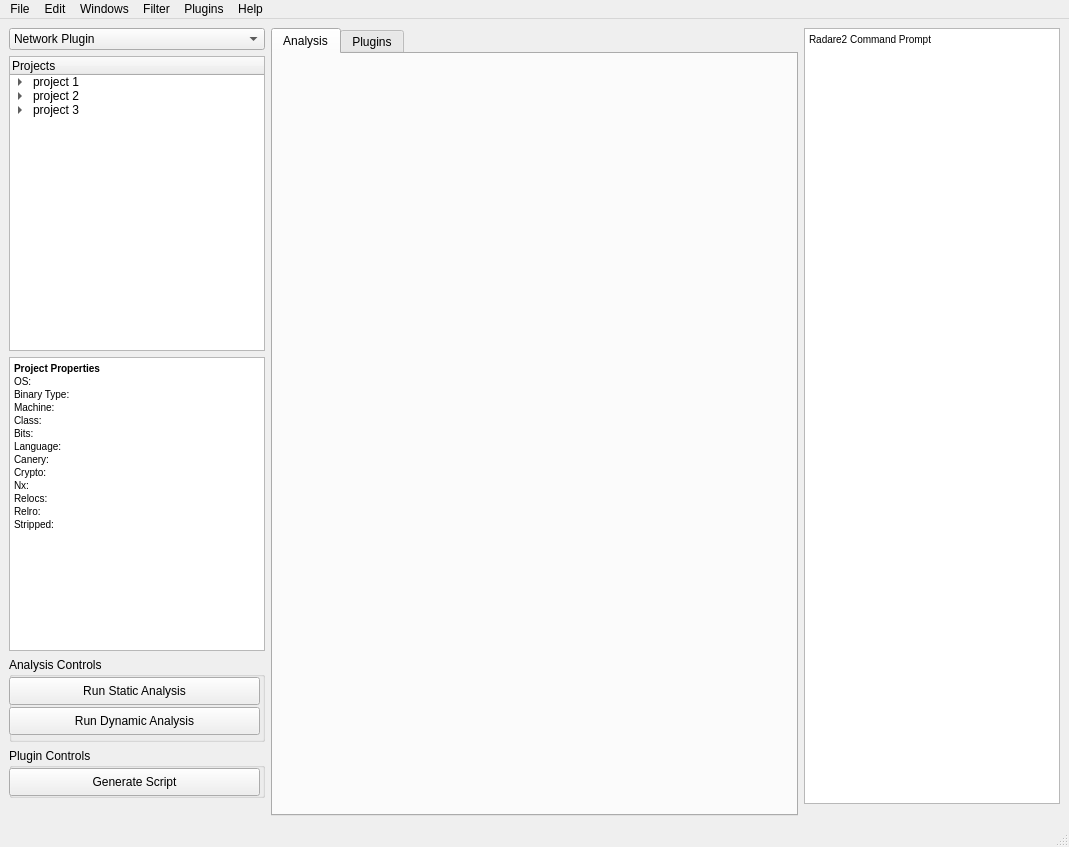
Qt form GUI/BATT5_Experimental_GUI.ui (adalio0/BATT5) before a commit.
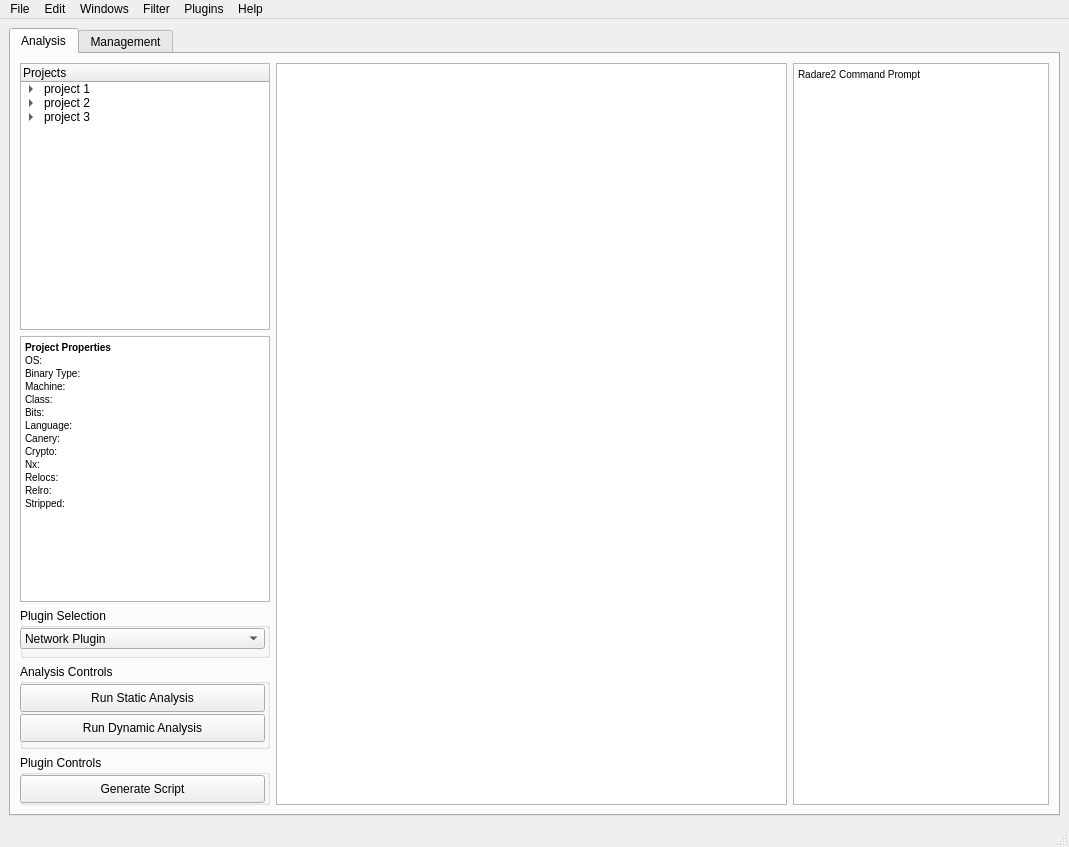
The same form after that commit.

Commit message: [#1] Updated Analysis tab, need to work on Management tab

Diff of the .ui file:
```diff
--- a/GUI/BATT5_Experimental_GUI.ui
+++ b/GUI/BATT5_Experimental_GUI.ui
@@ -15,45 +15,6 @@
   </property>
   <widget class="QWidget" name="centralwidget">
    <layout class="QGridLayout" name="gridLayout">
-    <item row="3" column="0">
-     <widget class="QGroupBox" name="groupBox">
-      <property name="minimumSize">
-       <size>
-        <width>0</width>
-        <height>85</height>
-       </size>
-      </property>
-      <property name="title">
-       <string>Analysis Controls</string>
-      </property>
-      <widget class="QPushButton" name="staticAnalysisButton">
-       <property name="geometry">
-        <rect>
-         <x>0</x>
-         <y>20</y>
-         <width>251</width>
-         <height>28</height>
-        </rect>
-       </property>
-       <property name="text">
-        <string>Run Static Analysis</string>
-       </property>
-      </widget>
-      <widget class="QPushButton" name="DynamicAnalysisButton">
-       <property name="geometry">
-        <rect>
-         <x>0</x>
-         <y>50</y>
-         <width>251</width>
-         <height>28</height>
-        </rect>
-       </property>
-       <property name="text">
-        <string>Run Dynamic Analysis</string>
-       </property>
-      </widget>
-     </widget>
-    </item>
     <item row="0" column="1" rowspan="8">
      <widget class="QTabWidget" name="tabWidget">
       <property name="currentIndex">
@@ -63,27 +24,25 @@
        <attribute name="title">
         <string>Analysis</string>
        </attribute>
-      </widget>
-      <widget class="QWidget" name="plugins">
-       <attribute name="title">
-        <string>Plugins</string>
-       </attribute>
-      </widget>
-     </widget>
-    </item>
-    <item row="0" column="2" rowspan="6" alignment="Qt::AlignRight">
-     <widget class="QTextEdit" name="textEdit">
-      <property name="html">
-       <string>&lt;!DOCTYPE HTML PUBLIC &quot;-//W3C//DTD HTML 4.0//EN&quot; &quot;http://www.w3.org/TR/REC-html40/strict.dtd&quot;&gt;
-&lt;html&gt;&lt;head&gt;&lt;meta name=&quot;qrichtext&quot; content=&quot;1&quot; /&gt;&lt;style type=&quot;text/css&quot;&gt;
-p, li { white-space: pre-wrap; }
-&lt;/style&gt;&lt;/head&gt;&lt;body style=&quot; font-family:'MS Shell Dlg 2'; font-size:7.8pt; font-weight:400; font-style:normal;&quot;&gt;
-&lt;p style=&quot; margin-top:0px; margin-bottom:0px; margin-left:0px; margin-right:0px; -qt-block-indent:0; text-indent:0px;&quot;&gt;Radare2 Command Prompt&lt;/p&gt;&lt;/body&gt;&lt;/html&gt;</string>
-      </property>
-     </widget>
-    </item>
-    <item row="1" column="0" alignment="Qt::AlignLeft">
+       <layout class="QHBoxLayout" name="horizontalLayout_2">
+        <item>
+         <layout class="QHBoxLayout" name="horizontalLayout_3">
+          <item>
+           <layout class="QVBoxLayout" name="verticalLayout">
+            <item alignment="Qt::AlignLeft">
      <widget class="QTreeWidget" name="projectNavigator">
+              <property name="minimumSize">
+               <size>
+                <width>250</width>
+                <height>0</height>
+               </size>
+              </property>
+              <property name="maximumSize">
+               <size>
+                <width>250</width>
+                <height>16777215</height>
+               </size>
+              </property>
       <column>
        <property name="text">
         <string>Projects</string>
@@ -121,27 +80,20 @@
       </item>
      </widget>
     </item>
-    <item row="0" column="0">
-     <widget class="QComboBox" name="comboBox">
-      <item>
-       <property name="text">
-        <string>Network Plugin</string>
-       </property>
-      </item>
-      <item>
-       <property name="text">
-        <string>Encryption Plugin</string>
-       </property>
-      </item>
-      <item>
-       <property name="text">
-        <string>Graph Plugin</string>
-       </property>
-      </item>
-     </widget>
-    </item>
-    <item row="2" column="0" alignment="Qt::AlignLeft">
+            <item alignment="Qt::AlignLeft">
      <widget class="QTextBrowser" name="textBrowser">
+              <property name="minimumSize">
+               <size>
+                <width>250</width>
+                <height>0</height>
+               </size>
+              </property>
+              <property name="maximumSize">
+               <size>
+                <width>250</width>
+                <height>16777215</height>
+               </size>
+              </property>
       <property name="html">
        <string>&lt;!DOCTYPE HTML PUBLIC &quot;-//W3C//DTD HTML 4.0//EN&quot; &quot;http://www.w3.org/TR/REC-html40/strict.dtd&quot;&gt;
 &lt;html&gt;&lt;head&gt;&lt;meta name=&quot;qrichtext&quot; content=&quot;1&quot; /&gt;&lt;style type=&quot;text/css&quot;&gt;
@@ -163,14 +115,121 @@
       </property>
      </widget>
     </item>
-    <item row="4" column="0">
+            <item>
+             <widget class="QGroupBox" name="groupBox_3">
+              <property name="minimumSize">
+               <size>
+                <width>250</width>
+                <height>50</height>
+               </size>
+              </property>
+              <property name="maximumSize">
+               <size>
+                <width>250</width>
+                <height>16777215</height>
+               </size>
+              </property>
+              <property name="title">
+               <string>Plugin Selection</string>
+              </property>
+              <widget class="QComboBox" name="comboBox">
+               <property name="geometry">
+                <rect>
+                 <x>0</x>
+                 <y>20</y>
+                 <width>245</width>
+                 <height>21</height>
+                </rect>
+               </property>
+               <property name="minimumSize">
+                <size>
+                 <width>245</width>
+                 <height>0</height>
+                </size>
+               </property>
+               <property name="maximumSize">
+                <size>
+                 <width>245</width>
+                 <height>16777215</height>
+                </size>
+               </property>
+               <item>
+                <property name="text">
+                 <string>Network Plugin</string>
+                </property>
+               </item>
+               <item>
+                <property name="text">
+                 <string>Encryption Plugin</string>
+                </property>
+               </item>
+               <item>
+                <property name="text">
+                 <string>Graph Plugin</string>
+                </property>
+               </item>
+              </widget>
+             </widget>
+            </item>
+            <item alignment="Qt::AlignLeft">
+             <widget class="QGroupBox" name="groupBox">
+              <property name="minimumSize">
+               <size>
+                <width>250</width>
+                <height>85</height>
+               </size>
+              </property>
+              <property name="maximumSize">
+               <size>
+                <width>250</width>
+                <height>16777215</height>
+               </size>
+              </property>
+              <property name="title">
+               <string>Analysis Controls</string>
+              </property>
+              <widget class="QPushButton" name="staticAnalysisButton">
+               <property name="geometry">
+                <rect>
+                 <x>0</x>
+                 <y>20</y>
+                 <width>245</width>
+                 <height>28</height>
+                </rect>
+               </property>
+               <property name="text">
+                <string>Run Static Analysis</string>
+               </property>
+              </widget>
+              <widget class="QPushButton" name="DynamicAnalysisButton">
+               <property name="geometry">
+                <rect>
+                 <x>0</x>
+                 <y>50</y>
+                 <width>245</width>
+                 <height>28</height>
+                </rect>
+               </property>
+               <property name="text">
+                <string>Run Dynamic Analysis</string>
+               </property>
+              </widget>
+             </widget>
+            </item>
+            <item>
      <widget class="QGroupBox" name="groupBox_2">
       <property name="minimumSize">
        <size>
-        <width>0</width>
+                <width>250</width>
         <height>50</height>
        </size>
       </property>
+              <property name="maximumSize">
+               <size>
+                <width>250</width>
+                <height>16777215</height>
+               </size>
+              </property>
       <property name="title">
        <string>Plugin Controls</string>
       </property>
@@ -179,13 +238,48 @@
         <rect>
          <x>0</x>
          <y>20</y>
-         <width>251</width>
+                 <width>245</width>
          <height>28</height>
         </rect>
        </property>
        <property name="text">
         <string>Generate Script</string>
        </property>
+              </widget>
+             </widget>
+            </item>
+           </layout>
+          </item>
+         </layout>
+        </item>
+        <item>
+         <layout class="QHBoxLayout" name="horizontalLayout">
+          <item>
+           <widget class="QTextEdit" name="textEdit_2"/>
+          </item>
+         </layout>
+        </item>
+        <item>
+         <layout class="QHBoxLayout" name="horizontalLayout_4">
+          <item alignment="Qt::AlignRight">
+           <widget class="QTextEdit" name="textEdit">
+            <property name="html">
+             <string>&lt;!DOCTYPE HTML PUBLIC &quot;-//W3C//DTD HTML 4.0//EN&quot; &quot;http://www.w3.org/TR/REC-html40/strict.dtd&quot;&gt;
+&lt;html&gt;&lt;head&gt;&lt;meta name=&quot;qrichtext&quot; content=&quot;1&quot; /&gt;&lt;style type=&quot;text/css&quot;&gt;
+p, li { white-space: pre-wrap; }
+&lt;/style&gt;&lt;/head&gt;&lt;body style=&quot; font-family:'MS Shell Dlg 2'; font-size:7.8pt; font-weight:400; font-style:normal;&quot;&gt;
+&lt;p style=&quot; margin-top:0px; margin-bottom:0px; margin-left:0px; margin-right:0px; -qt-block-indent:0; text-indent:0px;&quot;&gt;Radare2 Command Prompt&lt;/p&gt;&lt;/body&gt;&lt;/html&gt;</string>
+            </property>
+           </widget>
+          </item>
+         </layout>
+        </item>
+       </layout>
+      </widget>
+      <widget class="QWidget" name="management_tab">
+       <attribute name="title">
+        <string>Management</string>
+       </attribute>
       </widget>
      </widget>
     </item>
```
Left out of the diff: 4 changed lines with no effect on the pictures. Lines whose indentation alone changed are shown as unchanged.
